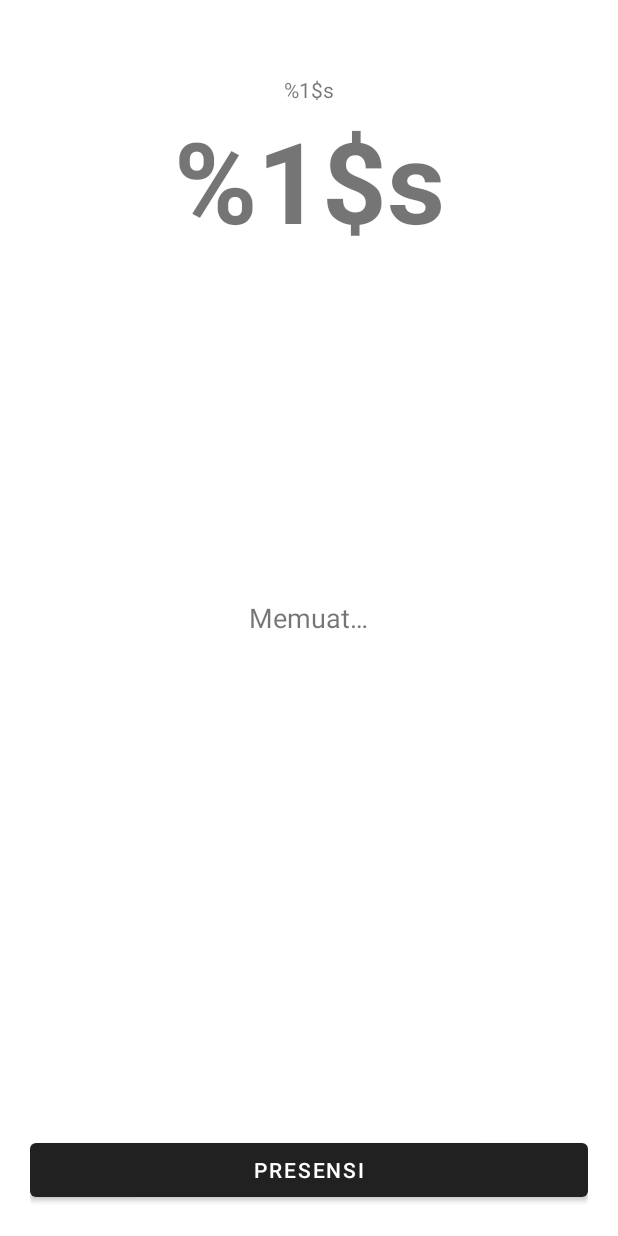
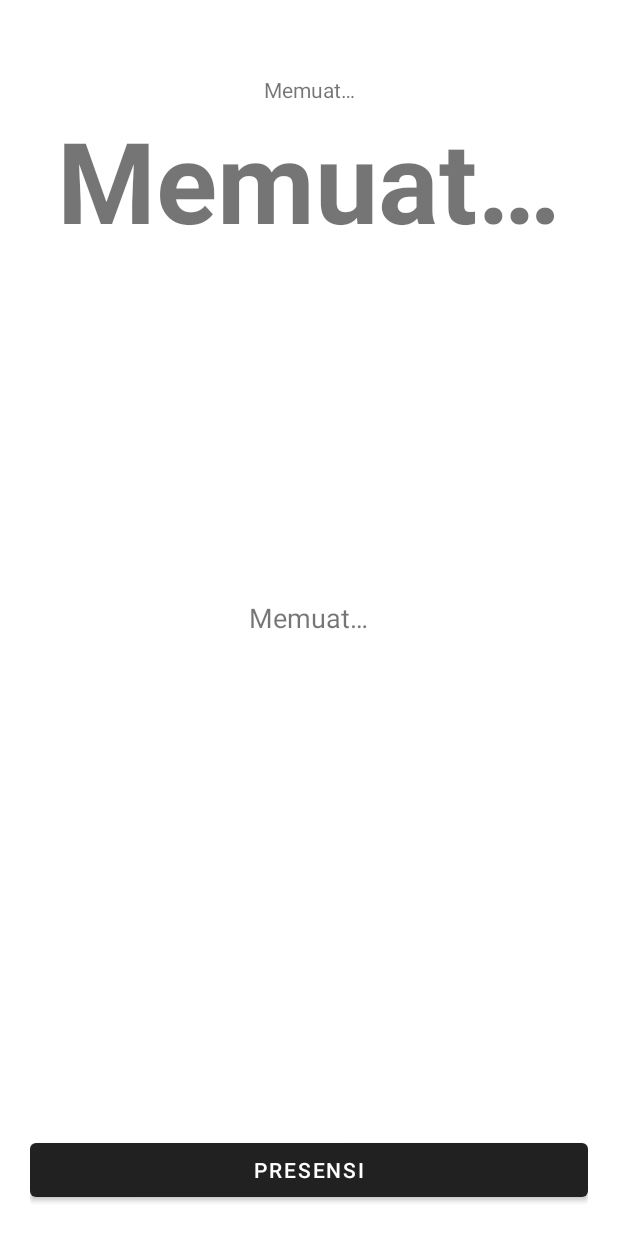
Before and after one commit to Galangaidil/simpeg-apk, an Android app: the layout fragment_home.xml on its own in the app's theme, with its tools: preview values and no code run, on a phone screen of 412 x 824 dp. Run offline under Robolectric (Android 15) with nearby library versions, the phone set to English and light mode, and no system bars.

Commit message:
Memperbaiki string template

```diff
--- a/app/src/main/res/values/strings.xml
+++ b/app/src/main/res/values/strings.xml
@@ -35,7 +35,7 @@
     <string name="jam_masuk">Jam masuk</string>
 
     <string name="lembur">%1$s Jam</string>
-    <string name="waktu_sekarang">%1$s</string>
-    <string name="tanggal_sekarang">%1$s</string>
+    <string name="waktu_sekarang">Memuat…</string>
+    <string name="tanggal_sekarang">Memuat…</string>
     <string name="loading">Memuat…</string>
 </resources>
```
